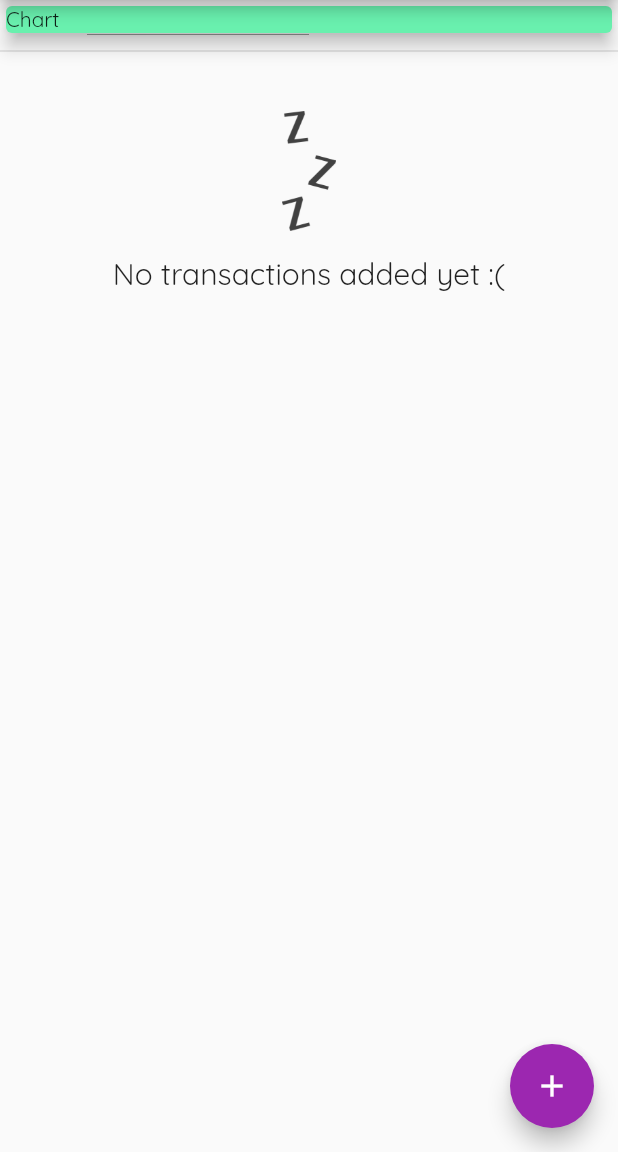
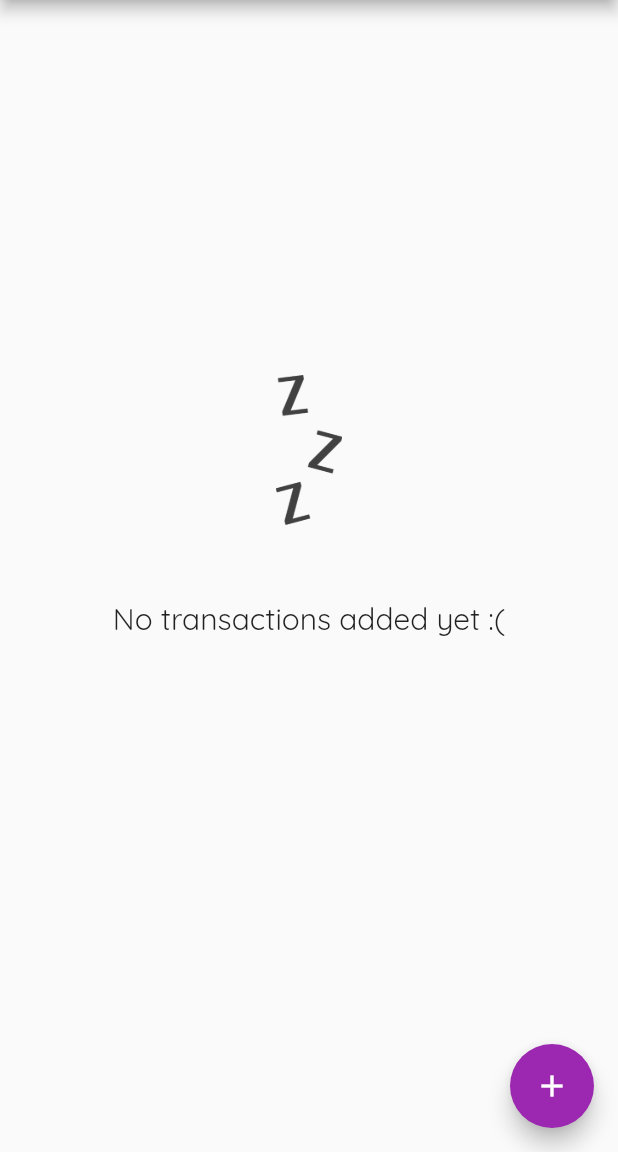
Before and after one commit to tinkooladik/flutter_expense_planner, a Flutter app: the screen it shows after launch, on a phone screen of 412 x 824 dp, the part 84-1236 px from its top. Run offline on Flutter 3.47's test engine with Material 2 defaults, Android fonts, the phone set to English and light mode, and no system bars.

Commit message:
added chart

```diff
--- a/lib/widgets/chart.dart
+++ /dev/null
@@ -1,15 +0,0 @@
-import 'package:flutter/material.dart';
-
-class Chart extends StatelessWidget {
-  @override
-  Widget build(BuildContext context) {
-    return Container(
-      width: double.infinity,
-      child: Card(
-        color: Colors.greenAccent,
-        elevation: 5,
-        child: Text("Chart"),
-      ),
-    );
-  }
-}
--- a/lib/widgets/home_page.dart
+++ b/lib/widgets/home_page.dart
@@ -1,8 +1,9 @@
 import 'package:flutter/material.dart';
 import 'package:flutter_expense_planner/models/transaction.dart';
 
-import 'chart.dart';
+import 'chart/chart.dart';
 import 'transactions/add_transaction.dart';
+import 'transactions/empty_state.dart';
 import 'transactions/transaction_list.dart';
 
 class HomePage extends StatefulWidget {
@@ -12,6 +13,16 @@ class HomePage extends StatefulWidget {
 
 class _HomePageState extends State<HomePage> {
   final List<Transaction> _transactions = [];
+
+  List<Transaction> get _recentTransactions {
+    return _transactions.where((tr) {
+      return tr.date.isAfter(
+        DateTime.now().subtract(
+          Duration(days: 7),
+        ),
+      );
+    }).toList();
+  }
 
   @override
   Widget build(BuildContext context) {
@@ -26,10 +37,12 @@ class _HomePageState extends State<HomePage> {
         ],
       ),
       resizeToAvoidBottomInset: true,
-      body: Column(
+      body: _transactions.isEmpty
+          ? EmptyTransactions()
+          : Column(
               crossAxisAlignment: CrossAxisAlignment.stretch,
               children: <Widget>[
-          Chart(),
+                Chart(_recentTransactions),
                 Divider(thickness: 1),
                 Expanded(
                   child: TransactionList(
--- /dev/null
+++ b/lib/widgets/transactions/empty_state.dart
@@ -0,0 +1,28 @@
+import 'package:flutter/material.dart';
+
+class EmptyTransactions extends StatelessWidget {
+  @override
+  Widget build(BuildContext context) {
+    return Container(
+      width: double.infinity,
+      child: Column(
+        crossAxisAlignment: CrossAxisAlignment.center,
+        children: <Widget>[
+          SizedBox(height: 250),
+          Container(
+            height: 100,
+            child: Image.asset(
+              'assets/images/waiting.png',
+              fit: BoxFit.cover,
+            ),
+          ),
+          SizedBox(height: 50),
+          Text(
+            'No transactions added yet :(',
+            style: Theme.of(context).textTheme.title,
+          ),
+        ],
+      ),
+    );
+  }
+}
--- a/lib/widgets/transactions/transaction_list.dart
+++ b/lib/widgets/transactions/transaction_list.dart
@@ -10,32 +10,12 @@ class TransactionList extends StatelessWidget {
 
   @override
   Widget build(BuildContext context) {
-    return transactions.isNotEmpty
-        ? ListView.builder(
-            itemCount: transactions.length,
-            itemBuilder: (ctx, index) => _TransactionItem(
-              transaction: transactions[index],
-            ),
-          )
-        : Column(
-            children: <Widget>[
-              SizedBox(height: 16),
-              Padding(
-                padding: const EdgeInsets.all(16),
-                child: Container(
-                  height: 80,
-                  child: Image.asset(
-                    'assets/images/waiting.png',
-                    fit: BoxFit.cover,
-                  ),
-                ),
-              ),
-              Text(
-                'No transactions added yet :(',
-                style: Theme.of(context).textTheme.title,
-              ),
-            ],
-          );
+    return ListView.builder(
+      itemCount: transactions.length,
+      itemBuilder: (ctx, index) => _TransactionItem(
+        transaction: transactions[index],
+      ),
+    );
   }
 }
 
--- a/pubspec.yaml
+++ b/pubspec.yaml
@@ -14,7 +14,7 @@ description: A new Flutter application.
 version: 1.0.0+1
 
 environment:
-  sdk: ">=2.1.0 <3.0.0"
+  sdk: ">=2.6.0 <3.0.0"
 
 dependencies:
   flutter:
```
Also changed, not shown: lib/extensions/date.dart (added, +7 -0 lines), lib/widgets/chart/chart.dart (added, +57 -0 lines), lib/widgets/chart/chart_bar.dart (added, +45 -0 lines), pubspec.lock. Lines whose indentation alone changed are shown as unchanged.
